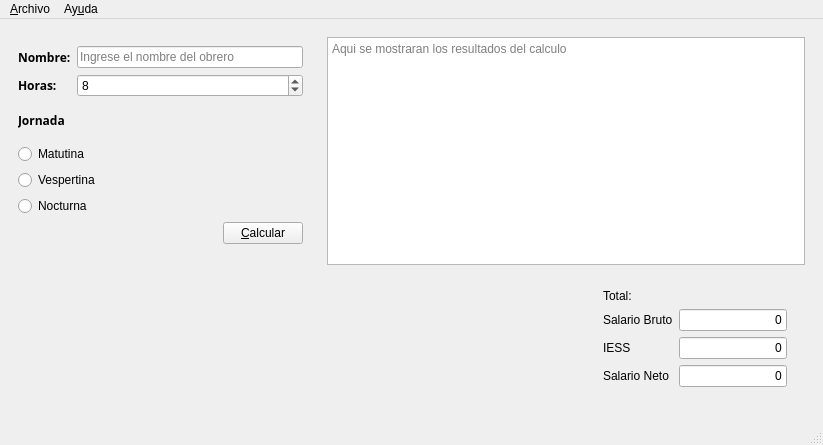
First picture: the form in salarios.ui, repository davidmarmol092/P59-Qt-Salarios-MarmolDavid, before the edit.
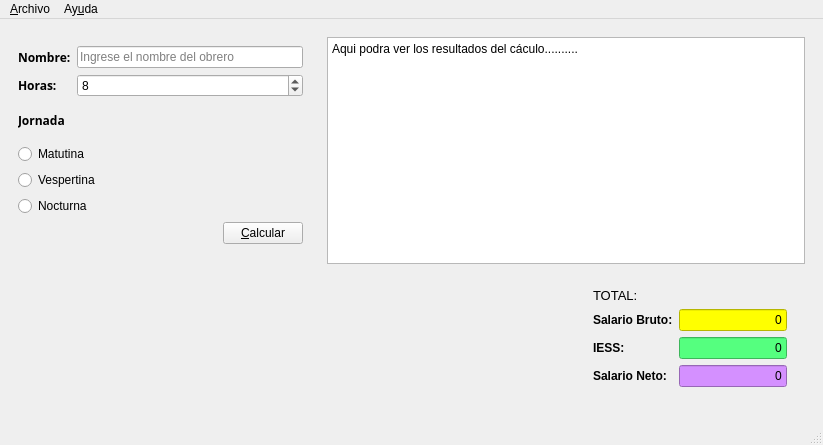
Second picture: the form after the edit. Icons and pictures are not drawn.

```diff
--- a/salarios.ui
+++ b/salarios.ui
@@ -233,6 +233,9 @@
          <property name="readOnly">
           <bool>true</bool>
          </property>
+         <property name="plainText">
+          <string>Aqui podra ver los resultados del cáculo..........</string>
+         </property>
          <property name="placeholderText">
           <string>Aqui se mostraran los resultados del calculo</string>
          </property>
@@ -277,18 +280,29 @@
              </property>
              <item row="0" column="0">
               <widget class="QLabel" name="label_4">
+               <property name="font">
+                <font>
+                 <pointsize>10</pointsize>
+                </font>
+               </property>
                <property name="text">
-                <string>Total:</string>
+                <string>TOTAL:</string>
                </property>
               </widget>
              </item>
              <item row="1" column="0">
               <widget class="QLabel" name="label_5">
+               <property name="font">
+                <font>
+                 <weight>75</weight>
+                 <bold>true</bold>
+                </font>
+               </property>
                <property name="statusTip">
                 <string>Salario Bruto</string>
                </property>
                <property name="text">
-                <string>Salario Bruto</string>
+                <string>Salario Bruto:</string>
                </property>
               </widget>
              </item>
@@ -303,6 +317,9 @@
                <property name="statusTip">
                 <string>Valor Bruto de Salarios</string>
                </property>
+               <property name="styleSheet">
+                <string notr="true">background-color: rgb(255, 255, 0);</string>
+               </property>
                <property name="text">
                 <string>0</string>
                </property>
@@ -316,11 +333,17 @@
              </item>
              <item row="2" column="0">
               <widget class="QLabel" name="label_6">
+               <property name="font">
+                <font>
+                 <weight>75</weight>
+                 <bold>true</bold>
+                </font>
+               </property>
                <property name="statusTip">
                 <string>Valor IESS</string>
                </property>
                <property name="text">
-                <string>IESS</string>
+                <string>IESS:</string>
                </property>
               </widget>
              </item>
@@ -335,6 +358,9 @@
                <property name="statusTip">
                 <string>Valor de Descuento</string>
                </property>
+               <property name="styleSheet">
+                <string notr="true">background-color: rgb(85, 255, 127);</string>
+               </property>
                <property name="text">
                 <string>0</string>
                </property>
@@ -348,11 +374,14 @@
              </item>
              <item row="3" column="0">
               <widget class="QLabel" name="label_7">
-               <property name="statusTip">
-                <string>Valor Salario Neto</string>
+               <property name="font">
+                <font>
+                 <weight>75</weight>
+                 <bold>true</bold>
+                </font>
                </property>
                <property name="text">
-                <string>Salario Neto</string>
+                <string>Salario Neto:</string>
                </property>
               </widget>
              </item>
@@ -367,6 +396,9 @@
                <property name="statusTip">
                 <string>Valro de Salario Neto</string>
                </property>
+               <property name="styleSheet">
+                <string notr="true">background-color: rgb(212, 144, 255);</string>
+               </property>
                <property name="text">
                 <string>0</string>
                </property>
```
Left out of the diff: 8 changed lines with no effect on the pictures.
